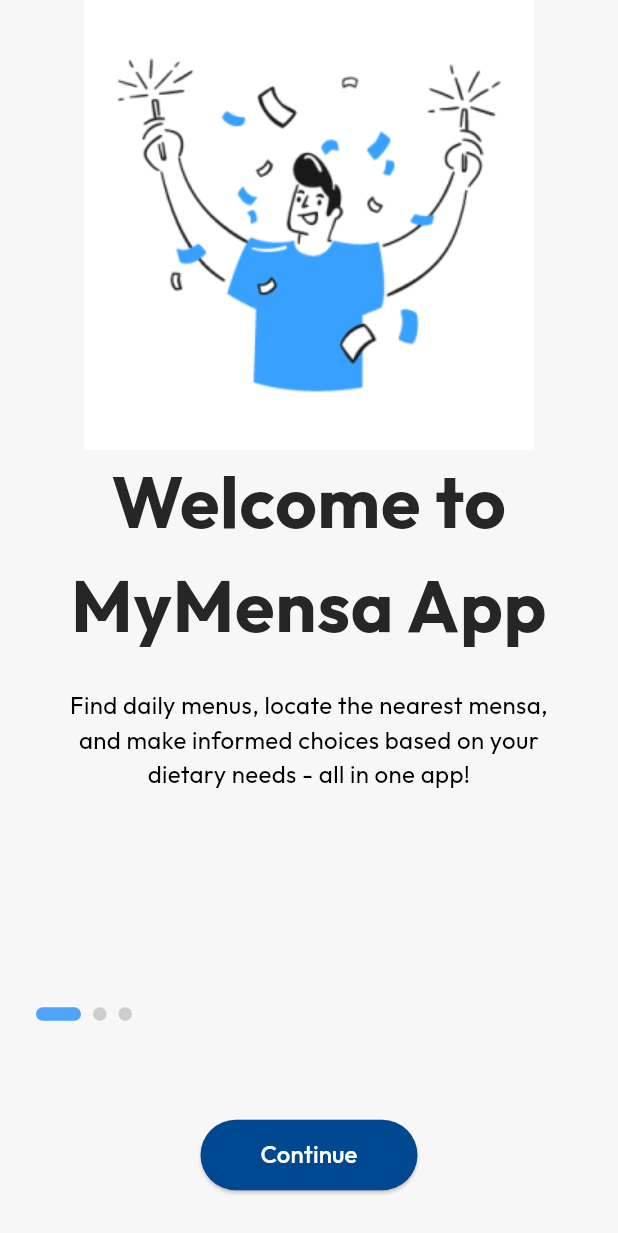
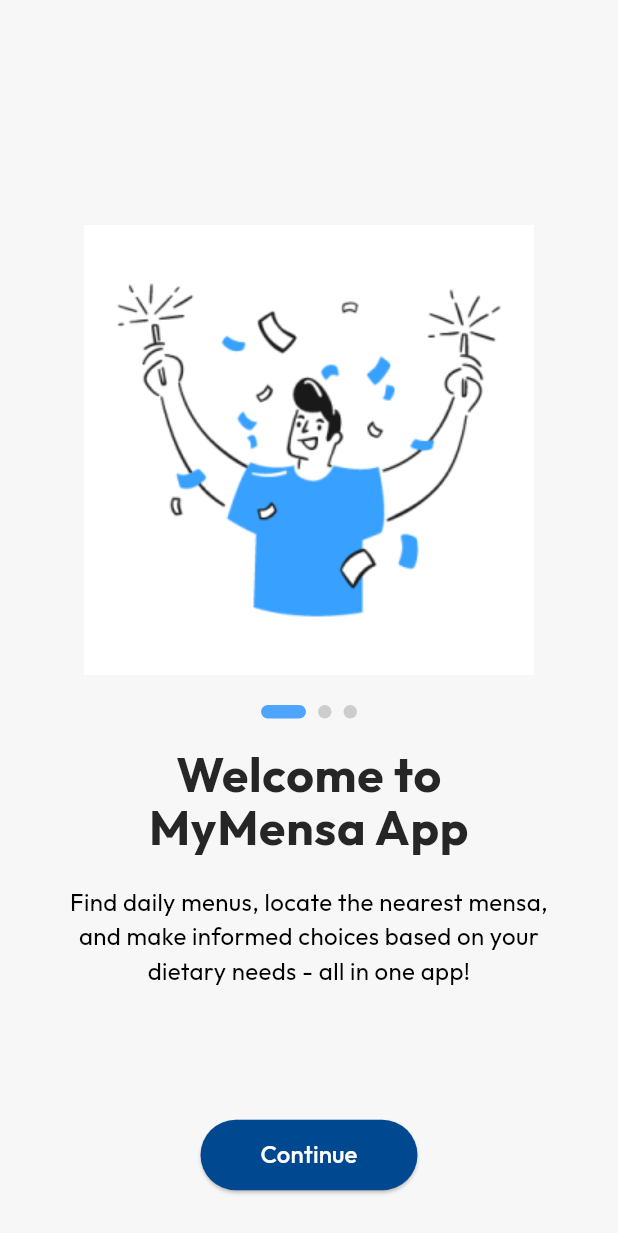
Before and after one commit to kjeegg/mensaapp, a Flutter app: the screen it shows after launch, on a phone screen of 412 x 824 dp. Shown: the top 1233 px of the screen. Run offline on Flutter 3.47's test engine with Material 3 defaults, Android fonts, the phone set to English and light mode, and no system bars.

Commit message:
make onboarding_1 same as figma

```diff
--- a/lib/onboarding_pages/onboarding_1.dart
+++ b/lib/onboarding_pages/onboarding_1.dart
@@ -13,6 +13,7 @@ class Onboarding1 extends StatelessWidget {
           padding: const EdgeInsets.symmetric(horizontal: 24),
           child: Column(
             children: [
+              SizedBox(height:150,),
               Container(
                 alignment: Alignment.center,
                 width: 300,
@@ -24,6 +25,41 @@ class Onboarding1 extends StatelessWidget {
                   ),
                 ),
               ),
+              SizedBox(height: 20),
+              Center(
+                child: Row(
+                  mainAxisAlignment: MainAxisAlignment.center,
+                  children: [
+                    Container(
+                      width: 30,
+                      height: 9,
+                      decoration: BoxDecoration(
+                        color: const Color(0xFF4FA5FB),
+                        borderRadius: BorderRadius.circular(5),
+                      ),
+                    ),
+                    const SizedBox(width: 8),
+                    Container(
+                      width: 9,
+                      height: 9,
+                      decoration: const BoxDecoration(
+                        color: Color(0xFFCDCDCD),
+                        shape: BoxShape.circle,
+                      ),
+                    ),
+                    const SizedBox(width: 8),
+                    Container(
+                      width: 9,
+                      height: 9,
+                      decoration: const BoxDecoration(
+                        color: Color(0xFFCDCDCD),
+                        shape: BoxShape.circle,
+                      ),
+                    ),
+                  ],
+                ),
+              ),
+              SizedBox(height: 20,),
               const Positioned(
                 left: 37,
                 top: 576,
@@ -32,7 +68,7 @@ class Onboarding1 extends StatelessWidget {
                     Align(
                       alignment: Alignment.center,
                       child: SizedBox(
-                        width: 338,
+                        width: 300,
                         child: Text.rich(
                           TextSpan(
                             children: [
@@ -41,9 +77,10 @@ class Onboarding1 extends StatelessWidget {
                                 style: TextStyle(
                                   color: mensaText,
                                   fontWeight: FontWeight.bold,
-                                  fontSize: 48,
+                                  fontSize: 32,
                                   fontFamily: 'Outfit',
                                   letterSpacing: 0.48,
+                                  height: 1.1,
                                 ),
                               ),
                             ],
@@ -69,40 +106,6 @@ class Onboarding1 extends StatelessWidget {
                   ],
                 ),
               ),
-              Expanded(
-                child: Center(
-                  child: Row(
-                    children: [
-                      Container(
-                        width: 30,
-                        height: 9,
-                        decoration: BoxDecoration(
-                          color: const Color(0xFF4FA5FB),
-                          borderRadius: BorderRadius.circular(5),
-                        ),
-                      ),
-                      const SizedBox(width: 8),
-                      Container(
-                        width: 9,
-                        height: 9,
-                        decoration: const BoxDecoration(
-                          color: Color(0xFFCDCDCD),
-                          shape: BoxShape.circle,
-                        ),
-                      ),
-                      const SizedBox(width: 8),
-                      Container(
-                        width: 9,
-                        height: 9,
-                        decoration: const BoxDecoration(
-                          color: Color(0xFFCDCDCD),
-                          shape: BoxShape.circle,
-                        ),
-                      ),
-                    ],
-                  ),
-                ),
-              ),
             ],
           ),
         ),
```
